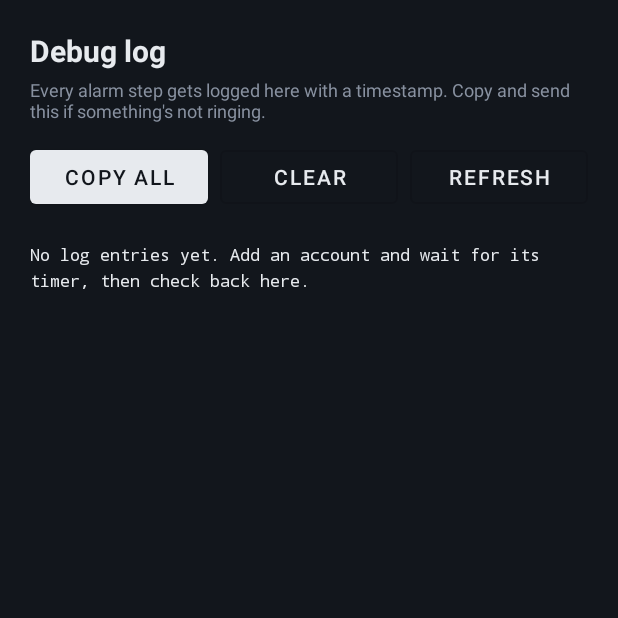
After one commit to rupamdey-dev/Rotation-Board-Android, an Android app: the DebugLogActivity screen opened directly, with no data from a screen before it, on a phone screen of 412 x 824 dp, the top half of it. The commit adds this screen. Run offline under Robolectric (Android 15) with nearby library versions, the light colour scheme and no system bars; our stand-ins replace Room's generated code.

Commit message:
Sixth Update

```diff
--- a/app/src/main/AndroidManifest.xml
+++ b/app/src/main/AndroidManifest.xml
@@ -30,6 +30,7 @@
 
         <activity android:name=".ui.DashboardActivity" android:exported="false" />
         <activity android:name=".ui.AddEditAccountActivity" android:exported="false" />
+        <activity android:name=".ui.DebugLogActivity" android:exported="false" />
 
         <activity
             android:name=".ui.AlarmActivity"
--- a/app/src/main/java/com/rotationboard/app/data/AppDatabase.kt
+++ b/app/src/main/java/com/rotationboard/app/data/AppDatabase.kt
@@ -5,10 +5,15 @@ import androidx.room.Database
 import androidx.room.Room
 import androidx.room.RoomDatabase
 
-@Database(entities = [UserEntity::class, AccountEntity::class], version = 2, exportSchema = false)
+@Database(
+    entities = [UserEntity::class, AccountEntity::class, DebugLogEntity::class],
+    version = 3,
+    exportSchema = false
+)
 abstract class AppDatabase : RoomDatabase() {
     abstract fun userDao(): UserDao
     abstract fun accountDao(): AccountDao
+    abstract fun debugLogDao(): DebugLogDao
 
     companion object {
         @Volatile private var INSTANCE: AppDatabase? = null
--- /dev/null
+++ b/app/src/main/java/com/rotationboard/app/data/DebugLogDao.kt
@@ -0,0 +1,17 @@
+package com.rotationboard.app.data
+
+import androidx.room.Dao
+import androidx.room.Insert
+import androidx.room.Query
+
+@Dao
+interface DebugLogDao {
+    @Query("SELECT * FROM debug_log ORDER BY id DESC LIMIT 300")
+    suspend fun getRecent(): List<DebugLogEntity>
+
+    @Insert
+    suspend fun insert(entry: DebugLogEntity)
+
+    @Query("DELETE FROM debug_log")
+    suspend fun clear()
+}
--- a/app/src/main/java/com/rotationboard/app/service/AlarmRingService.kt
+++ b/app/src/main/java/com/rotationboard/app/service/AlarmRingService.kt
@@ -20,6 +20,7 @@ import com.rotationboard.app.R
 import com.rotationboard.app.data.AppDatabase
 import com.rotationboard.app.ui.AlarmActivity
 import com.rotationboard.app.util.AlarmScheduler
+import com.rotationboard.app.util.DebugLog
 import kotlinx.coroutines.CoroutineScope
 import kotlinx.coroutines.Dispatchers
 import kotlinx.coroutines.launch
@@ -57,6 +58,7 @@ class AlarmRingService : Service() {
         val accountId = intent?.getLongExtra("accountId", -1) ?: -1L
 
         Log.d(TAG, "Ringing for $email / $project")
+        DebugLog.add(this, "SERVICE onStartCommand: ringing for id=$accountId $email")
 
         showNotificationAndFullScreen(email, project, accountId)
         boostAlarmVolumeIfMuted()
@@ -94,8 +96,10 @@ class AlarmRingService : Service() {
                 .build()
 
             startForeground(1001, notification)
+            DebugLog.add(this, "SERVICE: startForeground() succeeded")
         } catch (e: Exception) {
             Log.e(TAG, "Failed to post foreground notification", e)
+            DebugLog.add(this, "SERVICE ERROR: startForeground failed: ${e.javaClass.simpleName}: ${e.message}")
         }
 
         // Belt-and-braces: also try to launch the full-screen activity directly,
@@ -155,10 +159,12 @@ class AlarmRingService : Service() {
                 mediaPlayer?.isLooping = true
                 mediaPlayer?.start()
                 Log.d(TAG, "Playing bundled alarm sound")
+                DebugLog.add(this, "SERVICE: bundled sound started OK")
                 return
             }
         } catch (e: Exception) {
             Log.e(TAG, "Bundled alarm sound failed, falling back to system ringtone", e)
+            DebugLog.add(this, "SERVICE ERROR: bundled sound failed: ${e.javaClass.simpleName}: ${e.message}")
         }
 
         // Fallback: try the system's alarm/notification/ringtone in that order.
--- a/app/src/main/java/com/rotationboard/app/ui/DashboardActivity.kt
+++ b/app/src/main/java/com/rotationboard/app/ui/DashboardActivity.kt
@@ -74,6 +74,9 @@ class DashboardActivity : AppCompatActivity() {
         }
 
         binding.btnTestAlarm.setOnClickListener { fireTestAlarm() }
+        binding.btnDebugLog.setOnClickListener {
+            startActivity(Intent(this, DebugLogActivity::class.java))
+        }
 
         binding.etSearch.addTextChangedListener(object : TextWatcher {
             override fun beforeTextChanged(s: CharSequence?, start: Int, count: Int, after: Int) {}
--- /dev/null
+++ b/app/src/main/java/com/rotationboard/app/ui/DebugLogActivity.kt
@@ -0,0 +1,64 @@
+package com.rotationboard.app.ui
+
+import android.content.ClipData
+import android.content.ClipboardManager
+import android.content.Context
+import android.os.Bundle
+import android.widget.Toast
+import androidx.appcompat.app.AlertDialog
+import androidx.appcompat.app.AppCompatActivity
+import androidx.lifecycle.lifecycleScope
+import com.rotationboard.app.data.AppDatabase
+import com.rotationboard.app.databinding.ActivityDebugLogBinding
+import kotlinx.coroutines.launch
+import java.text.SimpleDateFormat
+import java.util.Date
+import java.util.Locale
+
+class DebugLogActivity : AppCompatActivity() {
+    private lateinit var binding: ActivityDebugLogBinding
+
+    override fun onCreate(savedInstanceState: Bundle?) {
+        super.onCreate(savedInstanceState)
+        binding = ActivityDebugLogBinding.inflate(layoutInflater)
+        setContentView(binding.root)
+
+        binding.btnRefreshLog.setOnClickListener { loadLog() }
+        binding.btnCopyLog.setOnClickListener { copyLog() }
+        binding.btnClearLog.setOnClickListener { confirmClear() }
+
+        loadLog()
+    }
+
+    private fun loadLog() {
+        lifecycleScope.launch {
+            val entries = AppDatabase.getInstance(applicationContext).debugLogDao().getRecent()
+            if (entries.isEmpty()) {
+                binding.tvLog.text = "No log entries yet. Add an account and wait for its timer, then check back here."
+                return@launch
+            }
+            val sdf = SimpleDateFormat("MMM d, h:mm:ss a", Locale.getDefault())
+            val text = entries.joinToString("\n\n") { "${sdf.format(Date(it.timestamp))}\n${it.message}" }
+            binding.tvLog.text = text
+        }
+    }
+
+    private fun copyLog() {
+        val clipboard = getSystemService(Context.CLIPBOARD_SERVICE) as ClipboardManager
+        clipboard.setPrimaryClip(ClipData.newPlainText("debug log", binding.tvLog.text.toString()))
+        Toast.makeText(this, "Log copied", Toast.LENGTH_SHORT).show()
+    }
+
+    private fun confirmClear() {
+        AlertDialog.Builder(this)
+            .setTitle("Clear debug log?")
+            .setPositiveButton("Clear") { _, _ ->
+                lifecycleScope.launch {
+                    AppDatabase.getInstance(applicationContext).debugLogDao().clear()
+                    loadLog()
+                }
+            }
+            .setNegativeButton("Cancel", null)
+            .show()
+    }
+}
--- /dev/null
+++ b/app/src/main/res/layout/activity_debug_log.xml
@@ -0,0 +1,79 @@
+<?xml version="1.0" encoding="utf-8"?>
+<LinearLayout xmlns:android="http://schemas.android.com/apk/res/android"
+    android:layout_width="match_parent"
+    android:layout_height="match_parent"
+    android:orientation="vertical"
+    android:background="@color/bg">
+
+    <LinearLayout
+        android:layout_width="match_parent"
+        android:layout_height="wrap_content"
+        android:orientation="vertical"
+        android:padding="20dp">
+
+        <TextView
+            android:layout_width="wrap_content"
+            android:layout_height="wrap_content"
+            android:text="Debug log"
+            android:textSize="20sp"
+            android:textStyle="bold"
+            android:textColor="@color/text_main" />
+
+        <TextView
+            android:layout_width="wrap_content"
+            android:layout_height="wrap_content"
+            android:text="Every alarm step gets logged here with a timestamp. Copy and send this if something's not ringing."
+            android:textSize="12sp"
+            android:textColor="@color/text_dim"
+            android:layout_marginTop="4dp" />
+
+        <LinearLayout
+            android:layout_width="match_parent"
+            android:layout_height="wrap_content"
+            android:orientation="horizontal"
+            android:layout_marginTop="12dp">
+
+            <Button
+                android:id="@+id/btnCopyLog"
+                android:layout_width="0dp"
+                android:layout_height="wrap_content"
+                android:layout_weight="1"
+                android:text="Copy all" />
+
+            <Button
+                android:id="@+id/btnClearLog"
+                style="@style/Widget.MaterialComponents.Button.OutlinedButton"
+                android:layout_width="0dp"
+                android:layout_height="wrap_content"
+                android:layout_weight="1"
+                android:layout_marginStart="8dp"
+                android:text="Clear" />
+
+            <Button
+                android:id="@+id/btnRefreshLog"
+                style="@style/Widget.MaterialComponents.Button.OutlinedButton"
+                android:layout_width="0dp"
+                android:layout_height="wrap_content"
+                android:layout_weight="1"
+                android:layout_marginStart="8dp"
+                android:text="Refresh" />
+        </LinearLayout>
+    </LinearLayout>
+
+    <ScrollView
+        android:layout_width="match_parent"
+        android:layout_height="0dp"
+        android:layout_weight="1"
+        android:paddingHorizontal="20dp">
+
+        <TextView
+            android:id="@+id/tvLog"
+            android:layout_width="match_parent"
+            android:layout_height="wrap_content"
+            android:fontFamily="monospace"
+            android:textSize="11sp"
+            android:textColor="@color/text_main"
+            android:lineSpacingExtra="4dp"
+            android:paddingBottom="24dp" />
+    </ScrollView>
+</LinearLayout>
```
Also changed, not shown: app/src/main/java/com/rotationboard/app/data/DebugLogEntity.kt (added, +11 -0 lines), app/src/main/java/com/rotationboard/app/receiver/AlarmReceiver.kt (+7 -2 lines), app/src/main/java/com/rotationboard/app/util/AlarmCheckWorker.kt (+12 -0 lines), app/src/main/java/com/rotationboard/app/util/AlarmScheduler.kt (+16 -0 lines), app/src/main/java/com/rotationboard/app/util/DebugLog.kt (added, +29 -0 lines), app/src/main/res/layout/activity_dashboard.xml (+11 -0 lines), 1 other file.
